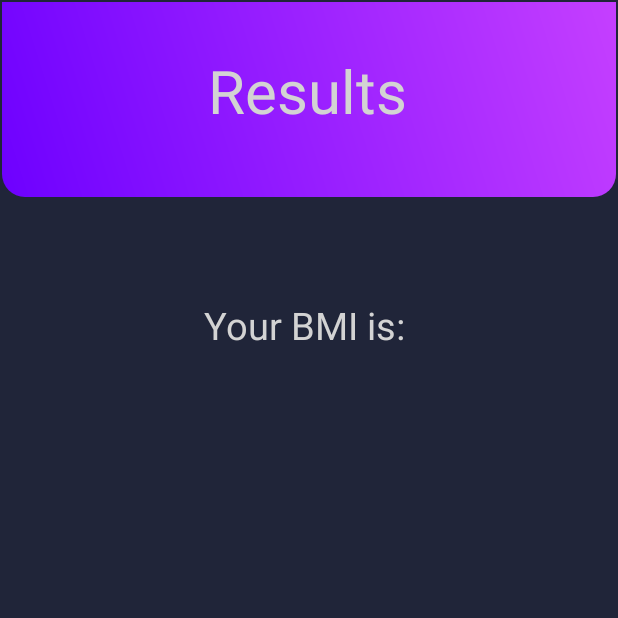
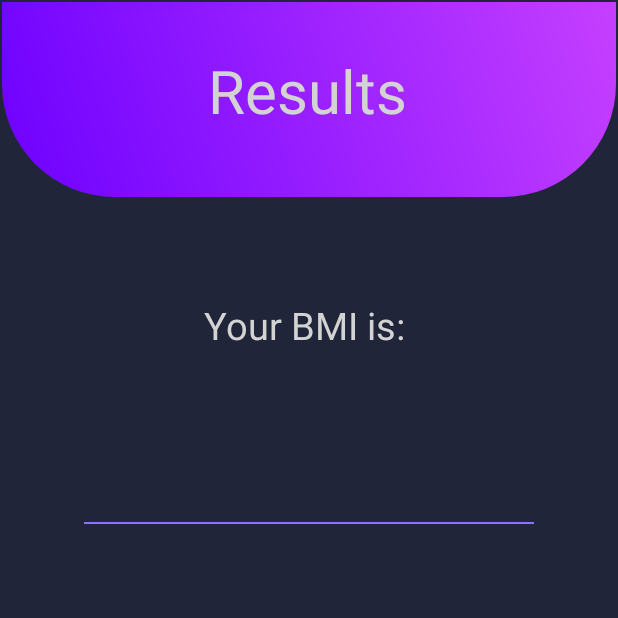
Before and after one commit to VickeTrossing/ExamensArbete, an Android app: the MainActivity2 screen opened directly, with no data from a screen before it, on a phone screen of 412 x 824 dp, the top half of it. Run offline under Robolectric (Android 15) with nearby library versions, the phone set to English and light mode, and no system bars.

Commit message:
More design, just tweaking stuff and adding small changes

```diff
--- a/app/src/main/res/drawable/background_top.xml
+++ b/app/src/main/res/drawable/background_top.xml
@@ -7,9 +7,9 @@
             android:endColor="#C53FFF"
             />
     <corners android:topLeftRadius="0dp" android:topRightRadius="0dp"
-            android:bottomLeftRadius="15dp" android:bottomRightRadius="15dp"/>
+            android:bottomLeftRadius="75dp" android:bottomRightRadius="75dp"/>
 
     <size
-            android:width="200dp"
-            android:height="56dp" />
+            android:width="400dp"
+            android:height="80dp" />
 </shape>
--- /dev/null
+++ b/app/src/main/res/drawable/textlines.xml
@@ -0,0 +1,22 @@
+<?xml version="1.0" encoding="utf-8"?>
+<layer-list xmlns:android="http://schemas.android.com/apk/res/android" >
+    <item
+            android:bottom="1dp"
+            android:left="-2dp"
+            android:right="-2dp"
+            android:top="-2dp">
+        <shape android:shape="rectangle" >
+            <stroke
+                    android:width="1dp"
+                    android:color="#8F6FFF" />
+
+
+
+            <padding android:left="10dp"
+                    android:right="10dp"
+                    android:top="10dp"
+                    android:bottom="10dp" />
+        </shape>
+    </item>
+
+</layer-list>
--- a/app/src/main/res/layout/activity_main2.xml
+++ b/app/src/main/res/layout/activity_main2.xml
@@ -9,13 +9,17 @@
 
     <TextView
             android:id="@+id/textView4"
-            android:layout_width="0dp"
+            android:layout_width="300dp"
             android:layout_height="100dp"
+            android:layout_marginStart="16dp"
             android:layout_marginTop="16dp"
+            android:layout_marginEnd="16dp"
+            android:background="@drawable/textlines"
             android:textAlignment="center"
             android:textColor="#D3D3D3"
+            android:textSize="40sp"
             app:layout_constraintEnd_toEndOf="parent"
-            app:layout_constraintHorizontal_bias="0.0"
+            app:layout_constraintHorizontal_bias="0.496"
             app:layout_constraintStart_toStartOf="parent"
             app:layout_constraintTop_toBottomOf="@+id/textView5" />
 
@@ -60,4 +64,5 @@
                 app:layout_constraintStart_toStartOf="parent"
                 app:layout_constraintTop_toTopOf="parent" />
     </androidx.constraintlayout.widget.ConstraintLayout>
+
 </androidx.constraintlayout.widget.ConstraintLayout>
```
